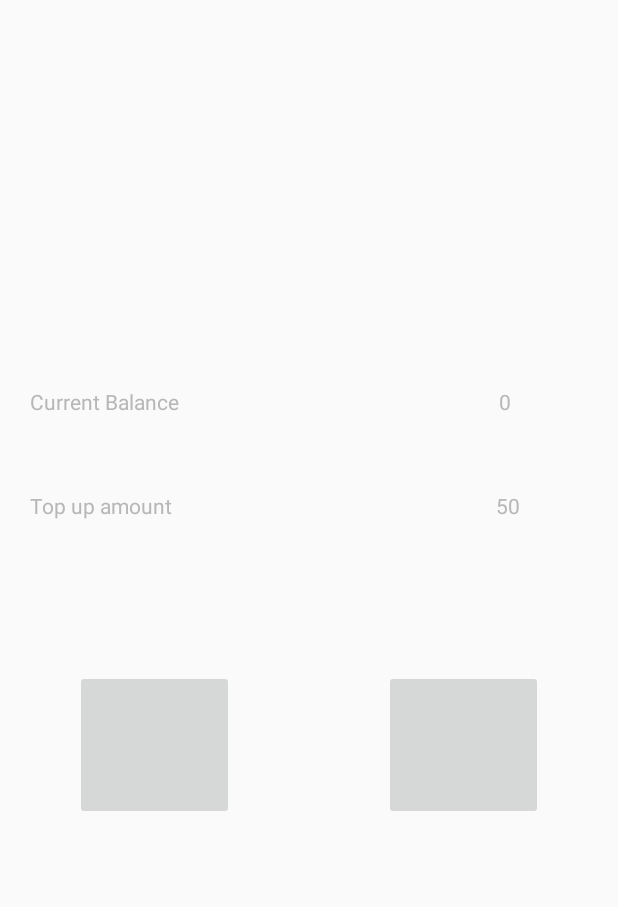
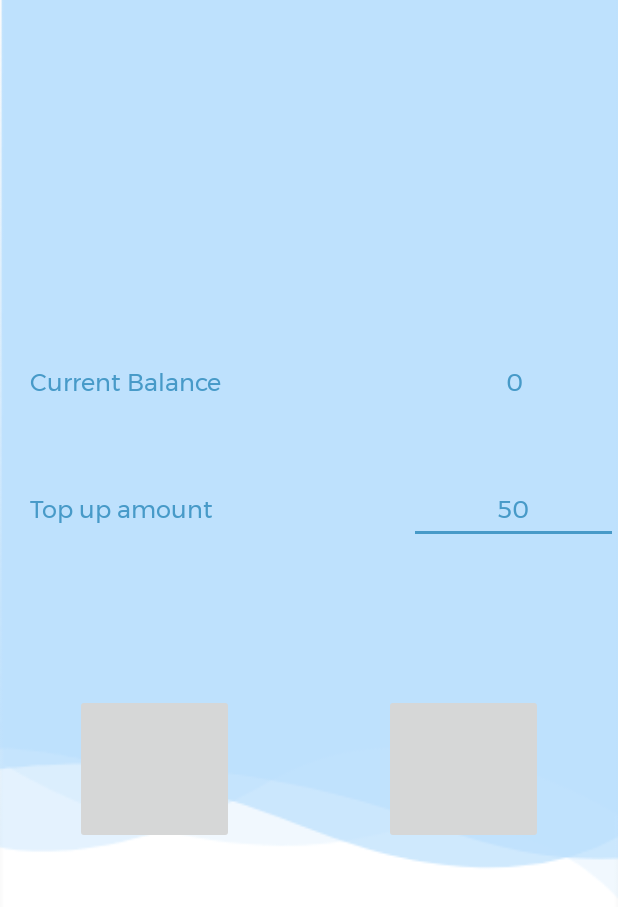
Before and after one commit to SoftwareEngineers/Helium-IGLOO, an Android app: the PaymentActivity screen opened directly, with no data from a screen before it, on a phone screen of 412 x 824 dp. Shown: the top 907 px of the screen. Run offline under Robolectric (Android 15) with nearby library versions, the phone set to English and light mode, and no system bars; our stand-ins replace Firebase (no records; nobody signed in at launch, a user with empty details on screens opened directly); 1 statement that could not run was skipped.

Commit message:
initial payment

```diff
--- a/IGLOO/app/src/main/java/helium/com/igloo/ViewArchiveActivity.java
+++ b/IGLOO/app/src/main/java/helium/com/igloo/ViewArchiveActivity.java
@@ -183,8 +183,6 @@ public class ViewArchiveActivity extends AppCompatActivity {
             }
         });
     }
-
-
 
     public void InitializeTranscripts(){
 
--- a/IGLOO/app/src/main/res/layout/activity_payment.xml
+++ b/IGLOO/app/src/main/res/layout/activity_payment.xml
@@ -4,6 +4,7 @@
     xmlns:tools="http://schemas.android.com/tools"
     android:layout_width="match_parent"
     android:layout_height="match_parent"
+    android:background="@mipmap/tutorial_background"
     tools:context=".PaymentActivity">
 
     <LinearLayout
@@ -24,21 +25,27 @@
             android:orientation="horizontal">
 
             <TextView
+
                 android:layout_width="wrap_content"
                 android:layout_height="wrap_content"
                 android:layout_marginStart="20dp"
                 android:layout_weight="1"
                 android:text="@string/current_balance"
-                android:textColor="@color/lightGrey" />
+                android:fontFamily="@font/montserrat"
+                android:textColor="@color/colorPrimary"
+                android:textSize="@dimen/sixteen"
+                />
 
             <TextView
+                android:fontFamily="@font/montserrat"
+                android:textColor="@color/colorPrimary"
+                android:textSize="@dimen/sixteen"
                 android:id="@+id/txt_account_balance"
                 android:layout_width="wrap_content"
                 android:layout_height="wrap_content"
                 android:layout_weight="1"
                 android:gravity="center"
-                android:text="@string/account_balance"
-                android:textColor="@color/lightGrey" />
+                android:text="@string/account_balance" />
         </LinearLayout>
 
 
@@ -54,18 +61,24 @@
                 android:layout_marginStart="20dp"
                 android:layout_weight="1"
                 android:text="@string/top_up_label"
-                android:textColor="@color/lightGrey" />
+                android:fontFamily="@font/montserrat"
+                android:textColor="@color/colorPrimary"
+                android:textSize="@dimen/sixteen" />
 
 
-            <TextView
+            <EditText
                 android:id="@+id/txt_topup_amount"
                 android:layout_width="wrap_content"
                 android:layout_height="wrap_content"
                 android:layout_marginStart="20dp"
                 android:layout_weight="1"
                 android:gravity="center"
+                android:inputType="number"
                 android:text="@string/top_up_amount"
-                android:textColor="@color/lightGrey" />
+                android:fontFamily="@font/montserrat"
+                android:textColor="@color/colorPrimary"
+                android:textSize="@dimen/sixteen" />
+
         </LinearLayout>
 
         <LinearLayout
```
Also changed, not shown: IGLOO/app/src/main/java/helium/com/igloo/PaymentActivity.java (+27 -10 lines).
